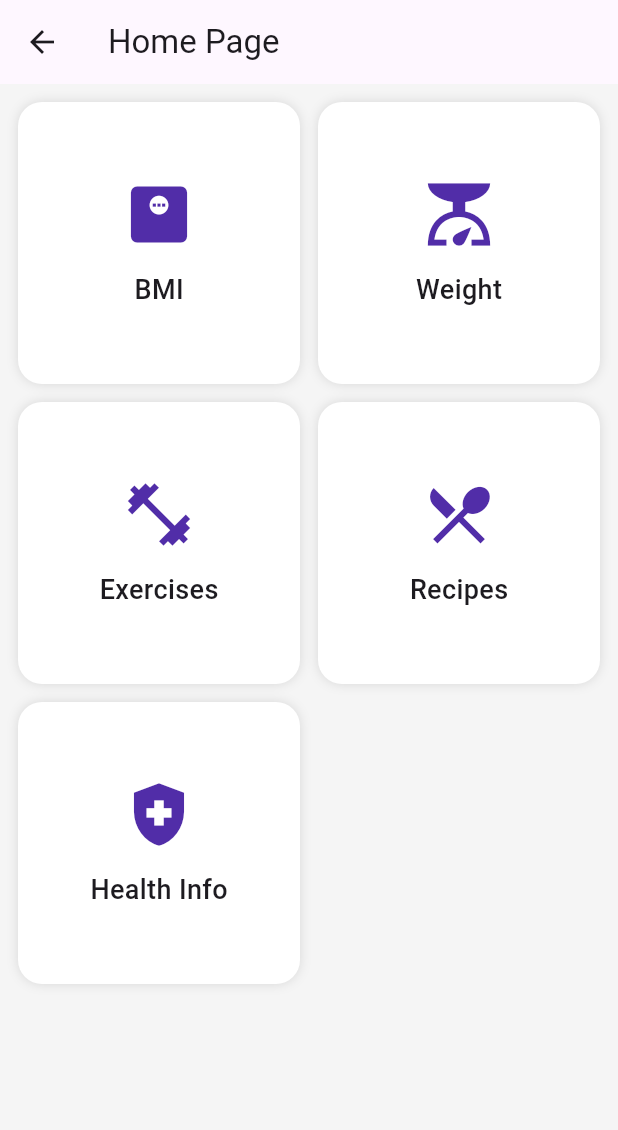
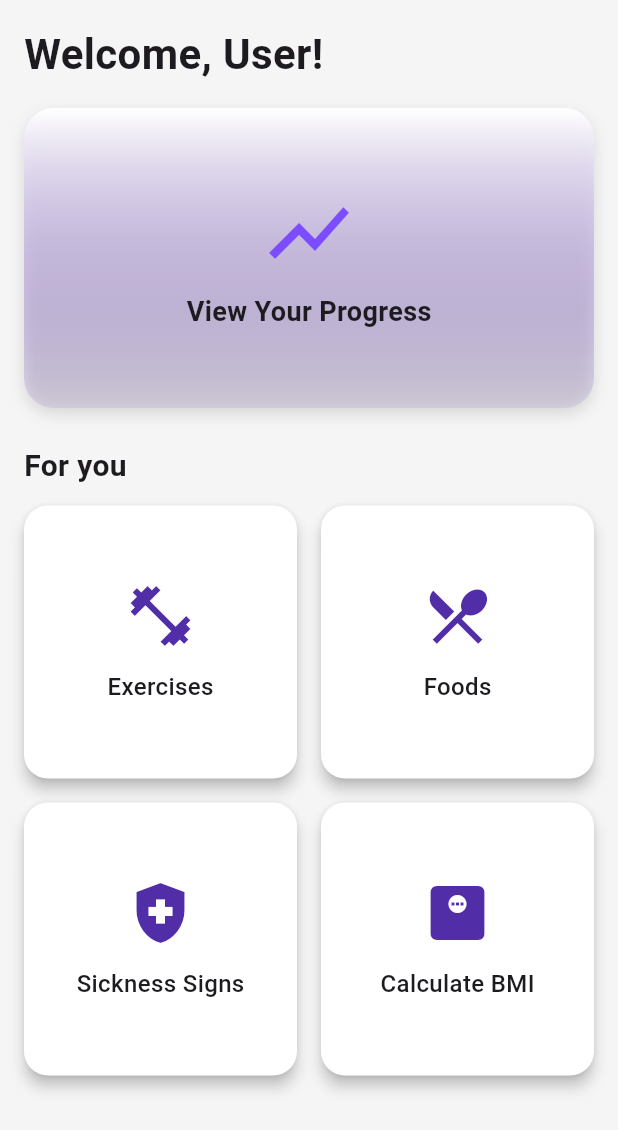
Before and after one commit to ReykarKoisa/SoftEngProject, a Flutter app: the HomePage screen opened by its route, on a phone screen of 412 x 824 dp. Shown: the top 1130 px of the screen. Run offline on Flutter 3.47's test engine with Material 3 defaults, Android fonts, the phone set to English and light mode, and no system bars.

Commit message:
Made changes to improve the home and openning page

```diff
--- a/soft_eng_code/lib/main.dart
+++ b/soft_eng_code/lib/main.dart
@@ -20,17 +20,19 @@
       ),
       initialRoute: '/',
       routes: {
-        '/':         (context) => const WelcomePage(),
-        '/home':     (context) => const HomePage(),
-        '/bmi':      (context) => const InputPage(),  // ← points to bmi_tracker.dart
-        '/weight':   (context) => const PlaceholderScreen(title: 'Weight Tracker'),
-        '/exercises':(context) => const PlaceholderScreen(title: 'Exercises'),
-        '/recipes':  (context) => const PlaceholderScreen(title: 'Food Recipes'),
-        '/health':   (context) => const PlaceholderScreen(title: 'Health Info'),
+        '/':         (c) => const WelcomePage(),
+        '/home':     (c) => const HomePage(),
+        '/bmi':      (c) => const InputPage(),
+        '/weight':   (c) => const PlaceholderScreen(title: 'Weight Tracker'),
+        '/exercises':(c) => const PlaceholderScreen(title: 'Exercises'),
+        '/recipes':  (c) => const PlaceholderScreen(title: 'Food Recipes'),
+        '/health':   (c) => const PlaceholderScreen(title: 'Health Info'),
       },
     );
   }
 }
+
+// ─── Curved Welcome Page (unchanged) ─────────────────────────────────────────
 
 class WelcomePage extends StatelessWidget {
   const WelcomePage({super.key});
@@ -38,26 +40,159 @@
   @override
   Widget build(BuildContext context) {
     return Scaffold(
-      backgroundColor: Colors.deepPurple[100],
-      body: Center(
+      backgroundColor: Colors.white,
+      body: Column(
+        children: [
+          ClipPath(
+            clipper: _BottomWaveClipper(),
+            child: Container(
+              height: MediaQuery.of(context).size.height * 0.45,
+              color: Colors.deepPurple,
+            ),
+          ),
+          const SizedBox(height: 24),
+          const Padding(
+            padding: EdgeInsets.symmetric(horizontal: 24),
+            child: Text(
+              'Hey User! Ready to\nlevel up\nyour health?',
+              textAlign: TextAlign.center,
+              style: TextStyle(fontSize: 28, fontWeight: FontWeight.bold),
+            ),
+          ),
+          const Spacer(),
+          ElevatedButton(
+            style: ElevatedButton.styleFrom(
+              backgroundColor: Colors.deepPurple,
+              padding: const EdgeInsets.symmetric(horizontal: 32, vertical: 16),
+              shape: RoundedRectangleBorder(
+                borderRadius: BorderRadius.circular(30),
+              ),
+              elevation: 4,
+            ),
+            onPressed: () => Navigator.pushReplacementNamed(context, '/home'),
+            child: Row(
+              mainAxisSize: MainAxisSize.min,
+              children: const [
+                Text('Get Started', style: TextStyle(fontSize: 18)),
+                SizedBox(width: 8),
+                Icon(Icons.arrow_forward),
+              ],
+            ),
+          ),
+          const SizedBox(height: 40),
+        ],
+      ),
+    );
+  }
+}
+
+class _BottomWaveClipper extends CustomClipper<Path> {
+  @override
+  Path getClip(Size size) {
+    final path = Path();
+    path.lineTo(0, size.height - 60);
+    path.quadraticBezierTo(
+        size.width / 2, size.height + 40, size.width, size.height - 60);
+    path.lineTo(size.width, 0);
+    path.close();
+    return path;
+  }
+
+  @override
+  bool shouldReclip(covariant CustomClipper<Path> old) => false;
+}
+
+// ─── Updated Home Page ────────────────────────────────────────────────────────
+
+class HomePage extends StatelessWidget {
+  const HomePage({super.key});
+
+  void _navigate(BuildContext context, String route) {
+    Navigator.pushNamed(context, route);
+  }
+
+  @override
+  Widget build(BuildContext context) {
+    return Scaffold(
+      backgroundColor: Colors.grey[100],
+      body: SafeArea(
         child: Padding(
-          padding: const EdgeInsets.all(32.0),
+          padding: const EdgeInsets.all(16),
+          child: Column(
+            crossAxisAlignment: CrossAxisAlignment.start,
+            children: [
+              const Text(
+                'Welcome, User!',
+                style: TextStyle(fontSize: 28, fontWeight: FontWeight.bold),
+              ),
+              const SizedBox(height: 16),
+
+              // ─── Graph Placeholder ─────────────────────────────
+              Container(
+                height: 200,
+                decoration: BoxDecoration(
+                  gradient: LinearGradient(
+                    colors: [Colors.white, Colors.deepPurple.withOpacity(0.1)],
+                    begin: Alignment.topCenter,
+                    end: Alignment.bottomCenter,
+                  ),
+                  borderRadius: BorderRadius.circular(20),
+                  boxShadow: const [
+                    BoxShadow(color: Colors.black12, blurRadius: 8, offset: Offset(0, 4)),
+                  ],
+                ),
+                child: Center(
                   child: Column(
                     mainAxisAlignment: MainAxisAlignment.center,
+                    children: const [
+                      Icon(Icons.show_chart, size: 64, color: Colors.deepPurpleAccent),
+                      SizedBox(height: 8),
+                      Text(
+                        'View Your Progress',
+                        style: TextStyle(fontSize: 18, fontWeight: FontWeight.w600),
+                      ),
+                    ],
+                  ),
+                ),
+              ),
+
+              const SizedBox(height: 24),
+
+              const Text(
+                'For you',
+                style: TextStyle(fontSize: 20, fontWeight: FontWeight.w600),
+              ),
+              const SizedBox(height: 12),
+
+              // ─── Feature Cards ────────────────────────────────
+              Expanded(
+                child: GridView.count(
+                  crossAxisCount: 2,
+                  mainAxisSpacing: 16,
+                  crossAxisSpacing: 16,
                   children: [
-              Icon(Icons.fitness_center, size: 100, color: Colors.deepPurple[700]),
-              const SizedBox(height: 24),
-              const Text(
-                'Welcome to Fitness App',
-                style: TextStyle(fontSize: 24, fontWeight: FontWeight.bold),
+                    _FeatureCard(
+                      icon: Icons.fitness_center,
+                      label: 'Exercises',
+                      onTap: () => _navigate(context, '/exercises'),
                     ),
-              const SizedBox(height: 24),
-              ElevatedButton(
-                style: ElevatedButton.styleFrom(
-                  padding: const EdgeInsets.symmetric(horizontal: 32, vertical: 16),
+                    _FeatureCard(
+                      icon: Icons.restaurant_menu,
+                      label: 'Foods',
+                      onTap: () => _navigate(context, '/recipes'),
                     ),
-                onPressed: () => Navigator.pushReplacementNamed(context, '/home'),
-                child: const Text('Enter App', style: TextStyle(fontSize: 18)),
+                    _FeatureCard(
+                      icon: Icons.health_and_safety,
+                      label: 'Sickness Signs',
+                      onTap: () => _navigate(context, '/health'),
+                    ),
+                    _FeatureCard(
+                      icon: Icons.monitor_weight,
+                      label: 'Calculate BMI',
+                      onTap: () => _navigate(context, '/bmi'),
+                    ),
+                  ],
+                ),
               ),
             ],
           ),
@@ -67,61 +202,43 @@
   }
 }
 
-class HomePage extends StatelessWidget {
-  const HomePage({super.key});
+class _FeatureCard extends StatelessWidget {
+  final IconData icon;
+  final String label;
+  final VoidCallback onTap;
 
-  final List<_FeatureItem> features = const [
-    _FeatureItem('BMI', Icons.monitor_weight, '/bmi'),
-    _FeatureItem('Weight', Icons.scale, '/weight'),
-    _FeatureItem('Exercises', Icons.fitness_center, '/exercises'),
-    _FeatureItem('Recipes', Icons.restaurant_menu, '/recipes'),
-    _FeatureItem('Health Info', Icons.health_and_safety, '/health'),
-  ];
+  const _FeatureCard({
+    required this.icon,
+    required this.label,
+    required this.onTap,
+  });
 
   @override
   Widget build(BuildContext context) {
-    return Scaffold(
-      appBar: AppBar(title: const Text('Home Page')),
-      body: Padding(
-        padding: const EdgeInsets.all(12.0),
-        child: GridView.count(
-          crossAxisCount: 2,
-          crossAxisSpacing: 12,
-          mainAxisSpacing: 12,
-          children: features.map((item) => _buildFeatureCard(context, item)).toList(),
-        ),
-      ),
-    );
-  }
-
-  Widget _buildFeatureCard(BuildContext context, _FeatureItem item) {
-    return GestureDetector(
-      onTap: () => Navigator.pushNamed(context, item.route),
-      child: Container(
-        decoration: BoxDecoration(
+    return Material(
       color: Colors.white,
       borderRadius: BorderRadius.circular(16),
-          boxShadow: const [BoxShadow(color: Colors.black12, blurRadius: 6)],
-        ),
+      elevation: 4,
+      child: InkWell(
+        borderRadius: BorderRadius.circular(16),
+        onTap: onTap,
+        child: Padding(
+          padding: const EdgeInsets.all(16),
           child: Column(
             mainAxisAlignment: MainAxisAlignment.center,
             children: [
-            Icon(item.icon, size: 50, color: Colors.deepPurple[700]),
+              Icon(icon, size: 48, color: Colors.deepPurple[700]),
               const SizedBox(height: 12),
-            Text(item.title, style: const TextStyle(fontSize: 18)),
+              Text(label, style: const TextStyle(fontSize: 16, fontWeight: FontWeight.w500)),
             ],
+          ),
         ),
       ),
     );
   }
 }
 
-class _FeatureItem {
-  final String title;
-  final IconData icon;
-  final String route;
-  const _FeatureItem(this.title, this.icon, this.route);
-}
+// ─── Placeholder Screen ──────────────────────────────────────────────────────
 
 class PlaceholderScreen extends StatelessWidget {
   final String title;
```
Lines whose indentation alone changed are shown as unchanged.
